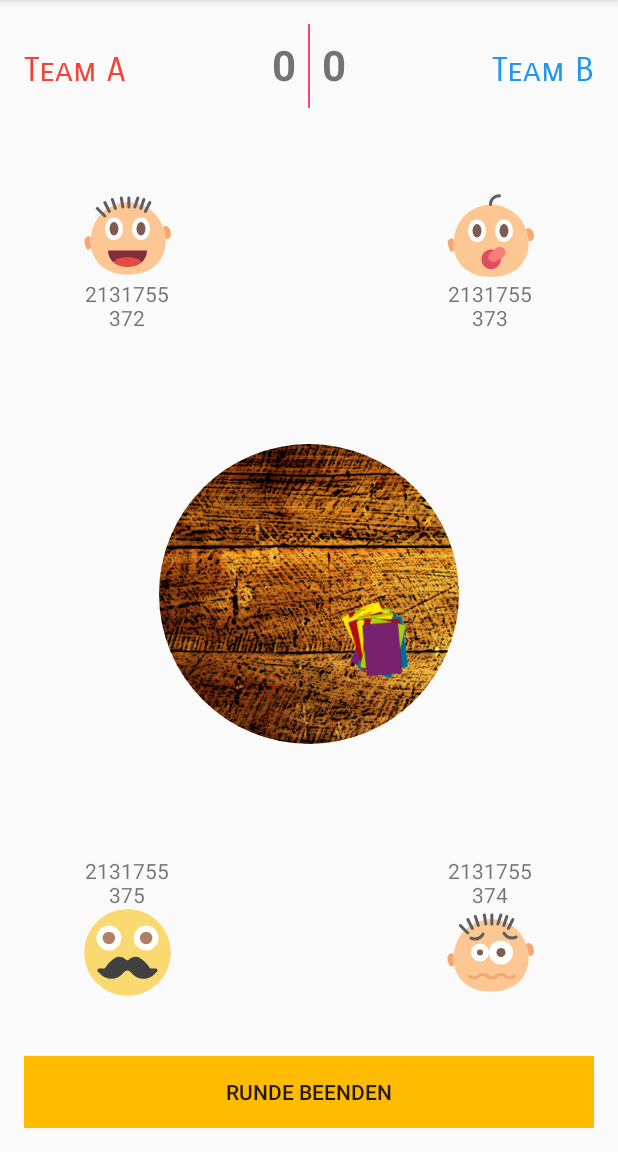
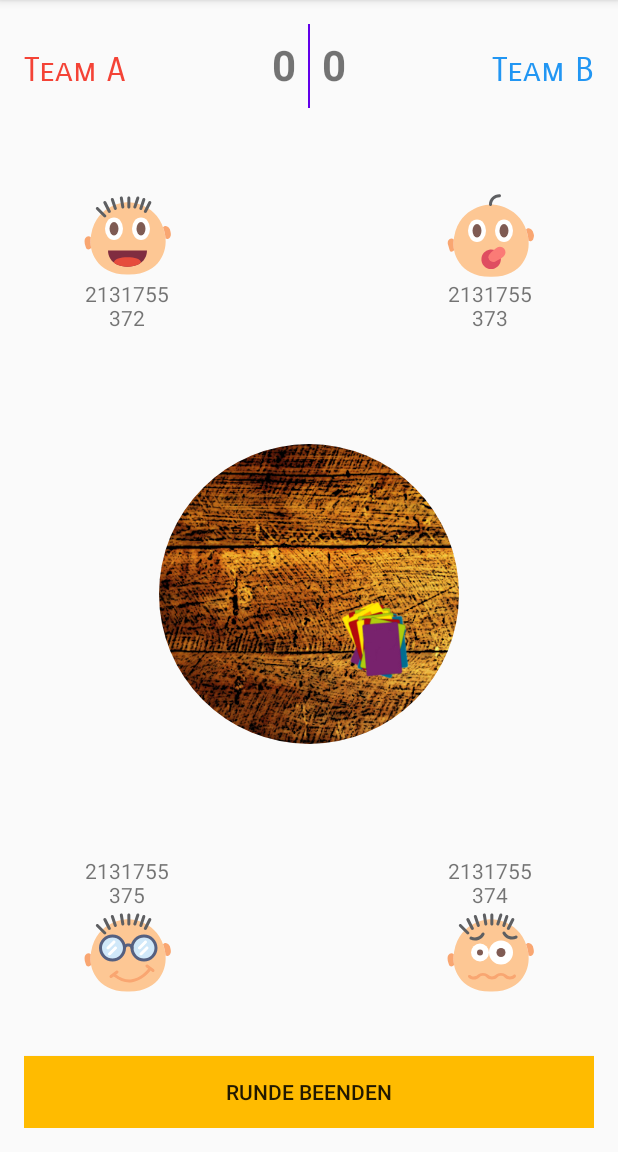
Before and after one commit to jomaway/Tichu-Score-Counter, an Android app: the screen it shows after launch (MainActivity), on a phone screen of 412 x 824 dp, the part 84-1236 px from its top. Run offline under Robolectric (Android 15) with nearby library versions, the phone set to English and light mode, and no system bars; plain views replace RoundedImageView.

Commit message:
update player icons

```diff
--- a/app/src/main/res/drawable/ic_hipster.xml
+++ /dev/null
@@ -1,24 +0,0 @@
-<vector xmlns:android="http://schemas.android.com/apk/res/android"
-        android:width="42dp"
-        android:height="42dp"
-        android:viewportWidth="42.0"
-        android:viewportHeight="42.0">
-    <path
-        android:pathData="M21,21m-21,0a21,21 0,1 1,42 0a21,21 0,1 1,-42 0"
-        android:fillColor="#FBD971"/>
-    <path
-        android:pathData="M12,14m-6,0a6,6 0,1 1,12 0a6,6 0,1 1,-12 0"
-        android:fillColor="#FFFFFF"/>
-    <path
-        android:pathData="M30,14m-6,0a6,6 0,1 1,12 0a6,6 0,1 1,-12 0"
-        android:fillColor="#FFFFFF"/>
-    <path
-        android:pathData="M32.42,28.7c-0.34,0 -0.66,-0.19 -0.84,-0.49c-2.33,-3.86 -5.63,-5.05 -5.63,-5.05c-1.95,-0.58 -3.52,0.5 -4.35,1.28c-0.36,0.34 -0.94,0.34 -1.3,0c-0.83,-0.79 -2.4,-1.86 -4.35,-1.28c0,0 -3.2,1.19 -5.53,5.05c-0.18,0.29 -0.49,0.49 -0.84,0.49H7.47c-0.86,0 -1.29,1.04 -0.68,1.65l1.21,1.21c1.37,1.37 3.23,2.14 5.16,2.14h0c2.14,0 4.16,-0.95 5.56,-2.57c0.71,-0.82 1.52,-1.51 2.22,-1.43c0.7,-0.08 1.52,0.61 2.22,1.43c1.4,1.62 3.42,2.57 5.56,2.57h0.11c1.94,0 3.8,-0.77 5.16,-2.14l1.21,-1.21c0.61,-0.61 0.18,-1.65 -0.68,-1.65H32.42z"
-        android:fillColor="#414141"/>
-    <path
-        android:pathData="M12,14m-3,0a3,3 0,1 1,6 0a3,3 0,1 1,-6 0"
-        android:fillColor="#AF8066"/>
-    <path
-        android:pathData="M30,14m-3,0a3,3 0,1 1,6 0a3,3 0,1 1,-6 0"
-        android:fillColor="#AF8066"/>
-</vector>
--- /dev/null
+++ b/app/src/main/res/drawable/ic_nerd.xml
@@ -0,0 +1,69 @@
+<vector xmlns:android="http://schemas.android.com/apk/res/android"
+        android:width="58dp"
+        android:height="58dp"
+        android:viewportWidth="58.0"
+        android:viewportHeight="58.0">
+    <path
+        android:pathData="M29.39,55c11.25,0.16 17.52,-4.38 21.01,-9.19c3.6,-4.97 4.76,-11.28 3.65,-17.32C50,6.64 29.39,6.83 29.39,6.83S8.78,6.64 4.74,28.49c-1.12,6.04 0.04,12.36 3.65,17.32C11.87,50.62 18.15,55.15 29.39,55z"
+        android:fillColor="#FDC794"/>
+    <path
+        android:pathData="M4.5,30.13c-0.45,-0.43 -0.99,-0.69 -1.56,-0.69C1.32,29.44 0,31.42 0,33.86c0,2.44 1.32,4.42 2.94,4.42c0.69,0 1.31,-0.37 1.81,-0.96C4.3,34.97 4.22,32.54 4.5,30.13z"
+        android:fillColor="#F9A671"/>
+    <path
+        android:pathData="M57.82,26.3c-0.56,-2.38 -2.3,-4 -3.88,-3.62c-0.49,0.12 -0.9,0.43 -1.23,0.86c0.54,1.51 0.99,3.15 1.33,4.96c0.16,0.84 0.26,1.68 0.33,2.52c0.52,0.28 1.07,0.4 1.61,0.27C57.56,30.91 58.39,28.67 57.82,26.3z"
+        android:fillColor="#F9A671"/>
+    <path
+        android:pathData="M13.9,17c-0.26,0 -0.51,-0.1 -0.71,-0.29l-5,-5c-0.39,-0.39 -0.39,-1.02 0,-1.41s1.02,-0.39 1.41,0l5,5c0.39,0.39 0.39,1.02 0,1.41C14.41,16.9 14.16,17 13.9,17z"
+        android:fillColor="#5E5F62"/>
+    <path
+        android:pathData="M16.9,14c-0.37,0 -0.72,-0.2 -0.9,-0.55l-3,-6c-0.25,-0.49 -0.05,-1.1 0.45,-1.34c0.49,-0.25 1.09,-0.05 1.34,0.45l3,6c0.25,0.49 0.05,1.1 -0.45,1.34C17.2,13.96 17.05,14 16.9,14z"
+        android:fillColor="#5E5F62"/>
+    <path
+        android:pathData="M20.9,12c-0.42,0 -0.81,-0.26 -0.95,-0.68l-2,-6c-0.17,-0.52 0.11,-1.09 0.63,-1.26c0.53,-0.18 1.09,0.11 1.26,0.63l2,6c0.17,0.52 -0.11,1.09 -0.63,1.26C21.11,11.98 21,12 20.9,12z"
+        android:fillColor="#5E5F62"/>
+    <path
+        android:pathData="M25.9,11c-0.48,0 -0.9,-0.35 -0.99,-0.84l-1,-6c-0.09,-0.54 0.28,-1.06 0.82,-1.15c0.54,-0.1 1.06,0.28 1.15,0.82l1,6c0.09,0.54 -0.28,1.06 -0.82,1.15C26.01,10.99 25.95,11 25.9,11z"
+        android:fillColor="#5E5F62"/>
+    <path
+        android:pathData="M29.9,11c-0.55,0 -1,-0.45 -1,-1v-6c0,-0.55 0.45,-1 1,-1s1,0.45 1,1v6C30.9,10.55 30.45,11 29.9,11z"
+        android:fillColor="#5E5F62"/>
+    <path
+        android:pathData="M33.9,11c-0.1,0 -0.21,-0.02 -0.32,-0.05c-0.52,-0.17 -0.81,-0.74 -0.63,-1.26l2,-6c0.17,-0.52 0.74,-0.81 1.26,-0.63c0.52,0.17 0.81,0.74 0.63,1.26l-2,6C34.71,10.73 34.32,11 33.9,11z"
+        android:fillColor="#5E5F62"/>
+    <path
+        android:pathData="M37.9,12c-0.1,0 -0.21,-0.02 -0.32,-0.05c-0.52,-0.17 -0.81,-0.74 -0.63,-1.26l2,-6c0.17,-0.52 0.74,-0.81 1.26,-0.63c0.52,0.17 0.81,0.74 0.63,1.26l-2,6C38.71,11.73 38.32,12 37.9,12z"
+        android:fillColor="#5E5F62"/>
+    <path
+        android:pathData="M40.9,14c-0.15,0 -0.3,-0.03 -0.45,-0.1c-0.49,-0.25 -0.69,-0.85 -0.45,-1.34l3,-6c0.25,-0.49 0.85,-0.69 1.34,-0.45c0.49,0.25 0.69,0.85 0.45,1.34l-3,6C41.62,13.8 41.27,14 40.9,14z"
+        android:fillColor="#5E5F62"/>
+    <path
+        android:pathData="M46.6,40.2l-4,-3c-0.44,-0.33 -1.07,-0.24 -1.4,0.2c-0.33,0.44 -0.24,1.07 0.2,1.4l1.41,1.06c-1.27,1.6 -5.32,6.17 -10.89,7.01c-3.52,0.52 -7.05,-0.55 -10.5,-3.18l1.18,-0.88c0.44,-0.33 0.53,-0.96 0.2,-1.4c-0.33,-0.44 -0.96,-0.53 -1.4,-0.2l-4,3c-0.44,0.33 -0.53,0.96 -0.2,1.4c0.2,0.26 0.5,0.4 0.8,0.4c0.21,0 0.42,-0.06 0.6,-0.2l1.18,-0.88c0.03,0.04 0.05,0.08 0.09,0.11c3.35,2.64 6.79,3.97 10.28,3.97c0.69,0 1.38,-0.05 2.07,-0.16c6.35,-0.96 10.8,-6 12.19,-7.78l0.99,0.74c0.18,0.14 0.39,0.2 0.6,0.2c0.31,0 0.6,-0.14 0.8,-0.4C47.13,41.16 47.04,40.53 46.6,40.2z"
+        android:fillColor="#F9A671"/>
+    <path
+        android:pathData="M19,26m-8,0a8,8 0,1 1,16 0a8,8 0,1 1,-16 0"
+        android:fillColor="#D0E8F9"/>
+    <path
+        android:pathData="M19,35c-4.96,0 -9,-4.04 -9,-9s4.04,-9 9,-9s9,4.04 9,9S23.96,35 19,35zM19,19c-3.86,0 -7,3.14 -7,7s3.14,7 7,7s7,-3.14 7,-7S22.86,19 19,19z"
+        android:fillColor="#556080"/>
+    <path
+        android:pathData="M40,26m-8,0a8,8 0,1 1,16 0a8,8 0,1 1,-16 0"
+        android:fillColor="#D0E8F9"/>
+    <path
+        android:pathData="M40,35c-4.96,0 -9,-4.04 -9,-9s4.04,-9 9,-9s9,4.04 9,9S44.96,35 40,35zM40,19c-3.86,0 -7,3.14 -7,7s3.14,7 7,7s7,-3.14 7,-7S43.86,19 40,19z"
+        android:fillColor="#556080"/>
+    <path
+        android:pathData="M16,27c-0.26,0 -0.51,-0.1 -0.71,-0.29c-0.39,-0.39 -0.39,-1.02 0,-1.41l4,-4c0.39,-0.39 1.02,-0.39 1.41,0s0.39,1.02 0,1.41l-4,4C16.51,26.91 16.26,27 16,27z"
+        android:fillColor="#FFFFFF"/>
+    <path
+        android:pathData="M17,31c-0.26,0 -0.51,-0.1 -0.71,-0.29c-0.39,-0.39 -0.39,-1.02 0,-1.41l4,-4c0.39,-0.39 1.02,-0.39 1.41,0s0.39,1.02 0,1.41l-4,4C17.51,30.91 17.26,31 17,31z"
+        android:fillColor="#FFFFFF"/>
+    <path
+        android:pathData="M37,27c-0.26,0 -0.51,-0.1 -0.71,-0.29c-0.39,-0.39 -0.39,-1.02 0,-1.41l4,-4c0.39,-0.39 1.02,-0.39 1.41,0s0.39,1.02 0,1.41l-4,4C37.51,26.91 37.26,27 37,27z"
+        android:fillColor="#FFFFFF"/>
+    <path
+        android:pathData="M38,31c-0.26,0 -0.51,-0.1 -0.71,-0.29c-0.39,-0.39 -0.39,-1.02 0,-1.41l4,-4c0.39,-0.39 1.02,-0.39 1.41,0s0.39,1.02 0,1.41l-4,4C38.51,30.91 38.26,31 38,31z"
+        android:fillColor="#FFFFFF"/>
+    <path
+        android:pathData="M32,27c-0.55,0 -1,-0.45 -1,-1c0,-0.53 -0.7,-1 -1.5,-1s-1.5,0.47 -1.5,1c0,0.55 -0.45,1 -1,1s-1,-0.45 -1,-1c0,-1.65 1.57,-3 3.5,-3s3.5,1.35 3.5,3C33,26.56 32.55,27 32,27z"
+        android:fillColor="#556080"/>
+</vector>
--- a/app/src/main/res/layout/activity_main.xml
+++ b/app/src/main/res/layout/activity_main.xml
@@ -146,7 +146,7 @@
             android:id="@+id/player4_image"
             style="@style/PlayerImageStyle"
             android:layout_alignParentBottom="true"
-            android:src="@drawable/ic_hipster"
+            android:src="@drawable/ic_nerd"
             app:riv_border_color="@color/teamB"
             app:riv_border_width="@dimen/player_image_border_width"
             app:riv_mutate_background="true"
--- a/app/src/main/res/values/colors.xml
+++ b/app/src/main/res/values/colors.xml
@@ -1,8 +1,8 @@
 <?xml version="1.0" encoding="utf-8"?>
 <resources>
     <color name="colorPrimary">#ffbb00</color>
-    <color name="colorPrimaryDark">#303F9F</color>
-    <color name="colorAccent">#FF4081</color>
+    <color name="colorPrimaryDark">#ffa726</color>
+    <color name="colorAccent">#6200ea</color>
 
     <color name="teamA">#f44336</color>
     <color name="teamB">#2196f3</color>
```
Also changed, not shown: app/src/main/res/drawable/ic_clown.xml (added, +63 -0 lines), app/src/main/res/drawable/ic_yelling.xml (added, +66 -0 lines).
